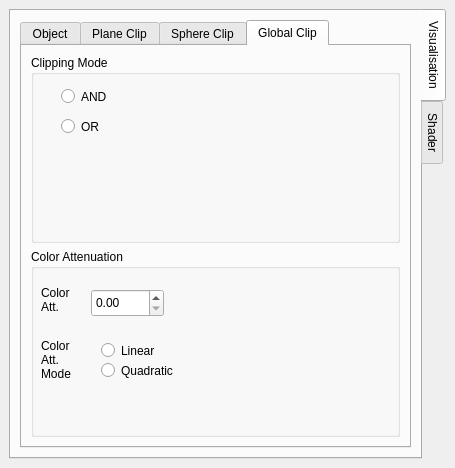
cgogn/CGoGN, file Apps/Examples/clipping.ui: the form before one commit.
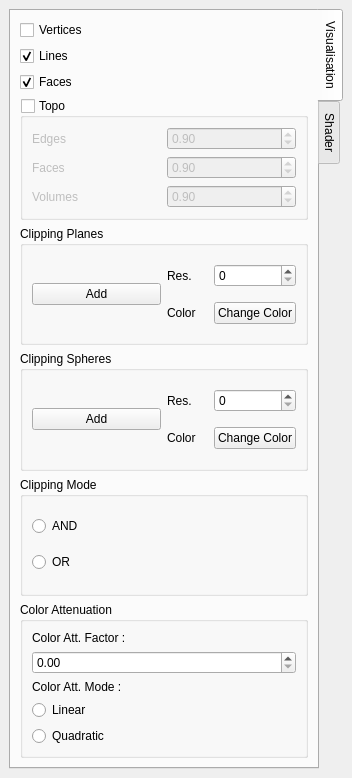
The form after the commit. The open tabs and pages were chosen to show the change.

Commit message: Petits changement dans l'interface de "clipping".

What changed in the file:
```diff
--- a/Apps/Examples/clipping.ui
+++ b/Apps/Examples/clipping.ui
@@ -6,8 +6,8 @@
    <rect>
     <x>0</x>
     <y>0</y>
-    <width>455</width>
-    <height>468</height>
+    <width>352</width>
+    <height>778</height>
    </rect>
   </property>
   <property name="allowedAreas">
@@ -31,17 +31,7 @@
         <string>Visualisation</string>
        </attribute>
        <layout class="QGridLayout" name="gridLayout_6">
-        <item row="0" column="1">
-         <widget class="QTabWidget" name="tabWidget_3">
-          <property name="currentIndex">
-           <number>0</number>
-          </property>
-          <widget class="QWidget" name="tab_Object">
-           <attribute name="title">
-            <string>Object</string>
-           </attribute>
-           <layout class="QVBoxLayout" name="verticalLayout_2">
-            <item>
+        <item row="0" column="0">
              <layout class="QVBoxLayout" name="verticalLayout">
               <item>
                <widget class="QCheckBox" name="checkBox_vertices">
@@ -152,42 +142,27 @@
                    </item>
                   </layout>
                  </item>
-                 <item row="2" column="0">
-                  <spacer name="verticalSpacer">
-                   <property name="orientation">
-                    <enum>Qt::Vertical</enum>
-                   </property>
-                   <property name="sizeHint" stdset="0">
-                    <size>
-                     <width>20</width>
-                     <height>40</height>
-                    </size>
-                   </property>
-                  </spacer>
-                 </item>
                 </layout>
                </widget>
               </item>
-             </layout>
-            </item>
-           </layout>
-          </widget>
-          <widget class="QWidget" name="tab_PlaneClipping">
-           <attribute name="title">
-            <string>Plane Clip</string>
-           </attribute>
-           <layout class="QVBoxLayout" name="verticalLayout_4">
             <item>
-             <layout class="QVBoxLayout" name="verticalLayout_3" stretch="3,1">
+           <layout class="QVBoxLayout" name="verticalLayout_3" stretch="0">
               <item>
                <widget class="QGroupBox" name="groupBox_PlanesDisplayParams">
                 <property name="enabled">
                  <bool>true</bool>
                 </property>
                 <property name="title">
-                 <string>Display Parameters</string>
+               <string>Clipping Planes</string>
                 </property>
                 <layout class="QHBoxLayout" name="horizontalLayout_2">
+               <item>
+                <widget class="QPushButton" name="pushButton_addPlane">
+                 <property name="text">
+                  <string>Add</string>
+                 </property>
+                </widget>
+               </item>
                  <item>
                   <layout class="QGridLayout" name="gridLayout_12">
                    <item row="0" column="0">
@@ -223,46 +198,26 @@
                 </layout>
                </widget>
               </item>
-              <item>
-               <widget class="QGroupBox" name="groupBox_PlanesSelection">
-                <property name="title">
-                 <string>Planes Selection</string>
-                </property>
-                <widget class="QPushButton" name="pushButton_addPlane">
-                 <property name="geometry">
-                  <rect>
-                   <x>10</x>
-                   <y>30</y>
-                   <width>31</width>
-                   <height>28</height>
-                  </rect>
-                 </property>
-                 <property name="text">
-                  <string>+</string>
-                 </property>
-                </widget>
-               </widget>
-              </item>
-             </layout>
-            </item>
-           </layout>
-          </widget>
-          <widget class="QWidget" name="tab_SphereClipping">
-           <attribute name="title">
-            <string>Sphere Clip</string>
-           </attribute>
-           <layout class="QHBoxLayout" name="horizontalLayout_5">
+           </layout>
+          </item>
             <item>
-             <layout class="QVBoxLayout" name="verticalLayout_5" stretch="3,1">
+           <layout class="QVBoxLayout" name="verticalLayout_5" stretch="0">
               <item>
                <widget class="QGroupBox" name="groupBox_SpheresDisplayParams">
                 <property name="enabled">
                  <bool>true</bool>
                 </property>
                 <property name="title">
-                 <string>Display Parameters</string>
+               <string>Clipping Spheres</string>
                 </property>
                 <layout class="QHBoxLayout" name="horizontalLayout_3">
+               <item>
+                <widget class="QPushButton" name="pushButton_addSphere">
+                 <property name="text">
+                  <string>Add</string>
+                 </property>
+                </widget>
+               </item>
                  <item>
                   <layout class="QGridLayout" name="gridLayout_13">
                    <item row="0" column="0">
@@ -298,149 +253,90 @@
                 </layout>
                </widget>
               </item>
+           </layout>
+          </item>
               <item>
-               <widget class="QGroupBox" name="groupBox_SpheresSelection_2">
-                <property name="title">
-                 <string>Spheres Selection</string>
-                </property>
-                <widget class="QPushButton" name="pushButton_addSphere">
-                 <property name="geometry">
-                  <rect>
-                   <x>10</x>
-                   <y>30</y>
-                   <width>31</width>
-                   <height>28</height>
-                  </rect>
-                 </property>
-                 <property name="text">
-                  <string>+</string>
-                 </property>
-                </widget>
-               </widget>
-              </item>
-             </layout>
-            </item>
-           </layout>
-          </widget>
-          <widget class="QWidget" name="tab_GlobalClipping">
-           <attribute name="title">
-            <string>Global Clip</string>
-           </attribute>
-           <layout class="QVBoxLayout" name="verticalLayout_6">
+           <layout class="QVBoxLayout" name="verticalLayout_8">
             <item>
              <widget class="QGroupBox" name="groupBox_ClippingMode">
               <property name="title">
                <string>Clipping Mode</string>
               </property>
+              <layout class="QVBoxLayout" name="verticalLayout_9">
+               <item>
               <widget class="QRadioButton" name="radioButton_ClippingModeAnd">
-               <property name="geometry">
-                <rect>
-                 <x>30</x>
-                 <y>30</y>
-                 <width>117</width>
-                 <height>23</height>
-                </rect>
-               </property>
                <property name="text">
                 <string>AND</string>
                </property>
               </widget>
+               </item>
+               <item>
               <widget class="QRadioButton" name="radioButton_ClippingModeOr">
-               <property name="geometry">
-                <rect>
-                 <x>30</x>
-                 <y>60</y>
-                 <width>117</width>
-                 <height>23</height>
-                </rect>
-               </property>
                <property name="text">
                 <string>OR</string>
                </property>
               </widget>
+               </item>
+              </layout>
              </widget>
             </item>
+           </layout>
+          </item>
+          <item>
+           <layout class="QVBoxLayout" name="verticalLayout_10">
             <item>
              <widget class="QGroupBox" name="groupBox_ColorAttenuation">
               <property name="title">
                <string>Color Attenuation</string>
               </property>
+              <layout class="QVBoxLayout" name="verticalLayout_11">
+               <item>
               <widget class="QLabel" name="label_ColorAttenuationFactor">
-               <property name="geometry">
-                <rect>
-                 <x>10</x>
-                 <y>30</y>
-                 <width>38</width>
-                 <height>41</height>
-                </rect>
-               </property>
                <property name="text">
-                <string>Color Att.</string>
+                  <string>Color Att. Factor :</string>
                </property>
                <property name="wordWrap">
                 <bool>true</bool>
                </property>
               </widget>
+               </item>
+               <item>
               <widget class="QDoubleSpinBox" name="doubleSpinBox_ColorAttenuationFactor">
-               <property name="geometry">
-                <rect>
-                 <x>60</x>
-                 <y>40</y>
-                 <width>73</width>
-                 <height>28</height>
-                </rect>
-               </property>
                <property name="singleStep">
                 <double>1.000000000000000</double>
                </property>
               </widget>
+               </item>
+               <item>
               <widget class="QLabel" name="label_ColorAttenuationMode">
-               <property name="geometry">
-                <rect>
-                 <x>10</x>
-                 <y>80</y>
-                 <width>41</width>
-                 <height>61</height>
-                </rect>
-               </property>
                <property name="text">
-                <string>Color Att. Mode</string>
+                  <string>Color Att. Mode :</string>
                </property>
                <property name="wordWrap">
                 <bool>true</bool>
                </property>
               </widget>
+               </item>
+               <item>
               <widget class="QRadioButton" name="radioButton_ColorAttenuationModeLinear">
-               <property name="geometry">
-                <rect>
-                 <x>70</x>
-                 <y>90</y>
-                 <width>117</width>
-                 <height>23</height>
-                </rect>
-               </property>
                <property name="text">
                 <string>Linear</string>
                </property>
               </widget>
+               </item>
+               <item>
               <widget class="QRadioButton" name="radioButton_ColorAttenuationModeQuadratic">
-               <property name="geometry">
-                <rect>
-                 <x>70</x>
-                 <y>110</y>
-                 <width>117</width>
-                 <height>23</height>
-                </rect>
-               </property>
                <property name="text">
                 <string>Quadratic</string>
                </property>
               </widget>
-             </widget>
             </item>
            </layout>
           </widget>
-         </widget>
+            </item>
+           </layout>
+          </item>
+         </layout>
         </item>
        </layout>
       </widget>
```
Left out of the diff: 4 changed lines with no effect on the pictures. Lines whose indentation alone changed are shown as unchanged. The commit also changes 1 other file.
